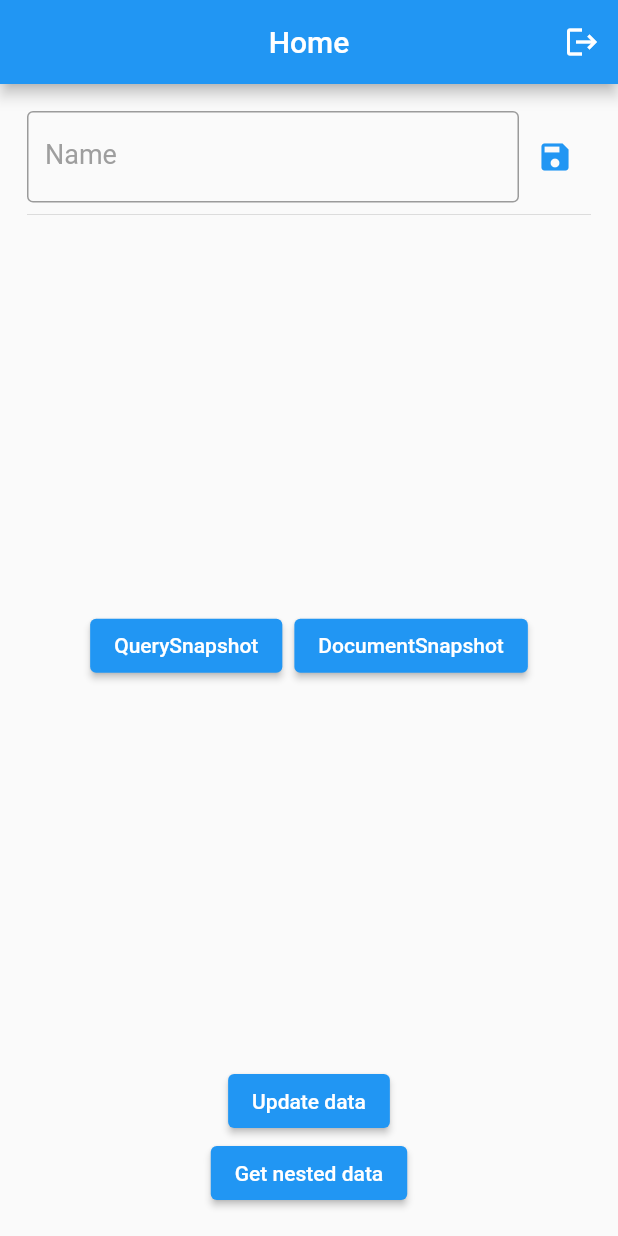
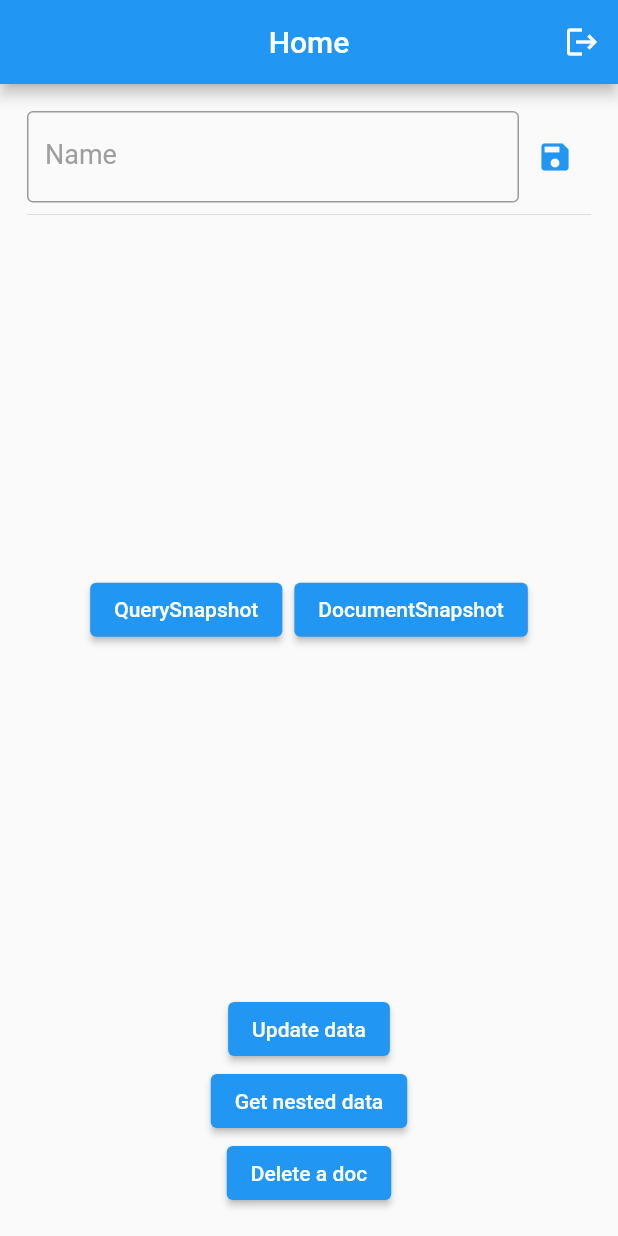
Before and after one commit to thetahmeed/Flutter, a Flutter app: the screen it shows once a user with an empty profile is signed in, on a phone screen of 412 x 824 dp. Run offline on Flutter 3.47's test engine with Material 2 defaults, Android fonts, the phone set to English and light mode, and no system bars; our stand-ins replace carousel_slider, cloud_firestore, curved_navigation_bar, firebase_auth, firebase_core, firebase_database and 5 more; accounts and stored records are empty.

Commit message:
7. Firestore (Delete a Doc)

```diff
--- a/fireprac/lib/pages/home.dart
+++ b/fireprac/lib/pages/home.dart
@@ -44,6 +44,14 @@ class _HomePageState extends State<HomePage> {
           })
           .then((value) => print("User Added"))
           .catchError((error) => print("Failed to add user: $error"));
+    }
+
+    Future<void> _deleteData() {
+      return userCollection
+          .doc('doc1')
+          .delete()
+          .then((value) => print("User Deleted"))
+          .catchError((error) => print("Failed to delete user: $error"));
     }
 
     return Scaffold(
@@ -153,6 +161,8 @@ class _HomePageState extends State<HomePage> {
               ElevatedButton(
                   onPressed: _getNestedDocument,
                   child: Text('Get nested data')),
+              ElevatedButton(
+                  onPressed: _deleteData, child: Text('Delete a doc')),
             ],
           ),
         ),
```
